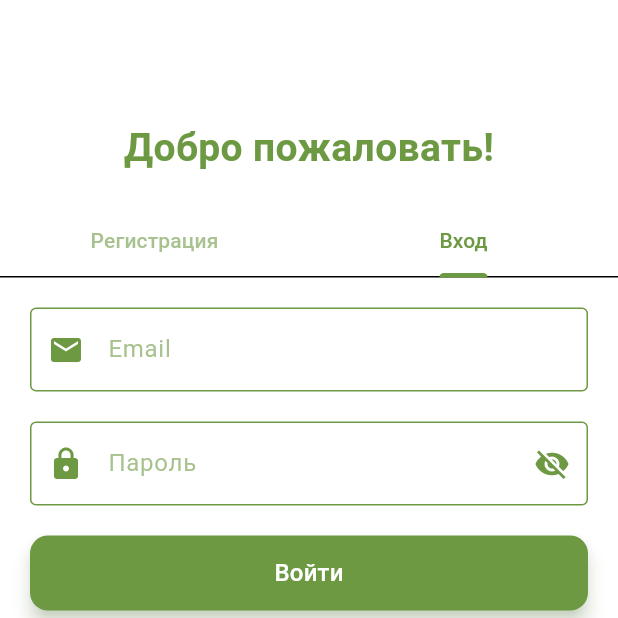
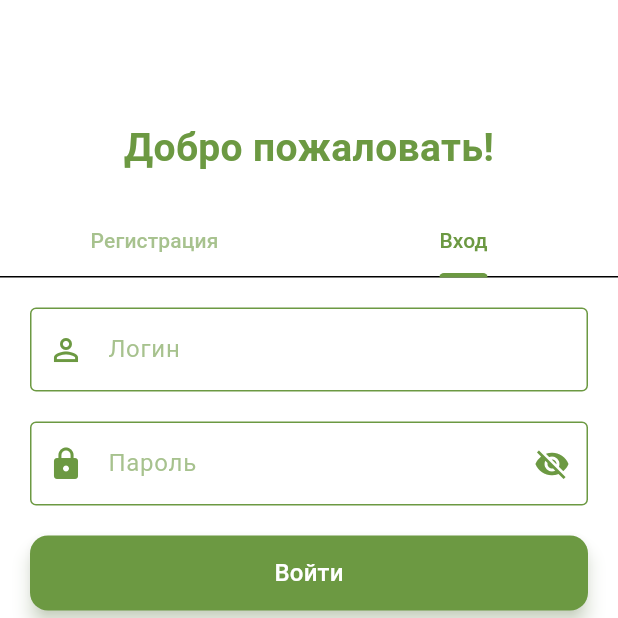
Before and after one commit to Dizastaryo/Seenu, a Flutter app: the AuthScreen screen opened by its route, tab 2 chosen, on a phone screen of 412 x 824 dp, the top half of it. Run offline on Flutter 3.47's test engine with Material 3 defaults, Android fonts, the phone set to English and light mode, and no system bars; our stand-ins replace cookie_jar, dio, dio_cookie_manager, get_it, jwt_decoder, lottie and 3 more; accounts and stored records are empty; Roboto replaces fonts that are missing (Montserrat).

Commit message:
senu-auth-posh

```diff
--- a/lib/screens/auth_screen.dart
+++ b/lib/screens/auth_screen.dart
@@ -4,7 +4,7 @@ import 'package:lottie/lottie.dart';
 import '../providers/auth_provider.dart';
 
 class AuthScreen extends StatefulWidget {
-  const AuthScreen({super.key});
+  const AuthScreen({Key? key}) : super(key: key);
 
   @override
   _AuthScreenState createState() => _AuthScreenState();
@@ -18,9 +18,8 @@ class _AuthScreenState extends State<AuthScreen>
   final TextEditingController _emailController = TextEditingController();
   final TextEditingController _otpController = TextEditingController();
   final TextEditingController _passwordController = TextEditingController();
-  bool _isOtpVerified = false;
-  bool _isOtpSent = false;
-  bool _isLoading = false;
+  final TextEditingController _loginController = TextEditingController();
+
   bool _isPasswordVisible = false;
   late TabController _tabController;
 
@@ -94,13 +93,14 @@ class _AuthScreenState extends State<AuthScreen>
   }
 
   Widget _buildRegisterTab() {
+    return Consumer<AuthProvider>(
+      builder: (context, authProvider, child) {
         return Form(
           key: _formKeyRegister,
           child: SingleChildScrollView(
             padding: const EdgeInsets.all(20),
             child: Column(
               children: [
-            // Поле ввода email
                 _buildTextField(
                   labelText: 'Email',
                   icon: Icons.email_outlined,
@@ -116,32 +116,24 @@ class _AuthScreenState extends State<AuthScreen>
                   },
                 ),
                 const SizedBox(height: 20),
-
-            // Логика отображения формы в зависимости от этапа
-            if (!_isOtpSent)
+                if (!authProvider.isOtpSent)
                   _buildActionButton(
                     "Отправить OTP код",
                     () async {
                       if (_formKeyRegister.currentState?.validate() ?? false) {
-                    setState(() => _isLoading = true);
                         try {
-                      await Provider.of<AuthProvider>(context, listen: false)
+                          await authProvider
                               .sendOtp(_emailController.text.trim());
-                      setState(() => _isOtpSent = true);
                           _showSnackBar("OTP код отправлен на ваш email");
                         } catch (e) {
                           _showSnackBar("Ошибка: ${e.toString()}");
-                    } finally {
-                      setState(() => _isLoading = false);
                         }
                       }
                     },
                   ),
-
-            if (_isOtpSent)
+                if (authProvider.isOtpSent)
                   Column(
                     children: [
-                  // Поле ввода OTP
                       _buildTextField(
                         labelText: 'Введите OTP код',
                         icon: Icons.sms_outlined,
@@ -154,40 +146,32 @@ class _AuthScreenState extends State<AuthScreen>
                         },
                       ),
                       const SizedBox(height: 20),
-
                       _buildActionButton(
                         "Проверить OTP",
                         () async {
-                      if (_formKeyRegister.currentState?.validate() ?? false) {
-                        setState(() => _isLoading = true);
+                          if (_formKeyRegister.currentState?.validate() ??
+                              false) {
                             try {
-                          await Provider.of<AuthProvider>(context,
-                                  listen: false)
-                              .verifyOtp(
+                              await authProvider.verifyOtp(
                                 _emailController.text.trim(),
                                 _otpController.text.trim(),
                               );
-                          setState(() => _isOtpVerified = true);
                               _showSnackBar("OTP успешно проверен");
                             } catch (e) {
                               _showSnackBar("Ошибка: ${e.toString()}");
-                        } finally {
-                          setState(() => _isLoading = false);
                             }
                           }
                         },
                       ),
                     ],
                   ),
-
-            if (_isOtpVerified)
+                if (authProvider.isOtpVerified)
                   Column(
                     children: [
-                  // Поле ввода логина
                       _buildTextField(
                         labelText: 'Логин',
                         icon: Icons.person_outline,
-                    controller: TextEditingController(), // Добавьте управление
+                        controller: _loginController,
                         validator: (value) {
                           if (value == null || value.isEmpty) {
                             return 'Введите логин';
@@ -196,15 +180,14 @@ class _AuthScreenState extends State<AuthScreen>
                         },
                       ),
                       const SizedBox(height: 20),
-
-                  // Поле ввода пароля
                       _buildTextField(
                         labelText: 'Пароль',
                         icon: Icons.lock,
                         controller: _passwordController,
                         obscureText: !_isPasswordVisible,
                         toggleVisibility: () {
-                      setState(() => _isPasswordVisible = !_isPasswordVisible);
+                          setState(
+                              () => _isPasswordVisible = !_isPasswordVisible);
                         },
                         validator: (value) {
                           if (value == null || value.isEmpty) {
@@ -217,26 +200,21 @@ class _AuthScreenState extends State<AuthScreen>
                         },
                       ),
                       const SizedBox(height: 20),
-
                       _buildActionButton(
                         "Завершить регистрацию",
                         () async {
-                      if (_formKeyRegister.currentState?.validate() ?? false) {
-                        setState(() => _isLoading = true);
+                          if (_formKeyRegister.currentState?.validate() ??
+                              false) {
                             try {
-                          await Provider.of<AuthProvider>(context,
-                                  listen: false)
-                              .signup(
+                              await authProvider.signup(
                                 _emailController.text.trim(),
-                            'user', // Здесь можно добавить ввод имени пользователя
+                                _loginController.text.trim(),
                                 _passwordController.text.trim(),
                                 _otpController.text.trim(),
                               );
                               Navigator.pushReplacementNamed(context, '/main');
                             } catch (e) {
                               _showSnackBar("Ошибка: ${e.toString()}");
-                        } finally {
-                          setState(() => _isLoading = false);
                             }
                           }
                         },
@@ -246,6 +224,8 @@ class _AuthScreenState extends State<AuthScreen>
               ],
             ),
           ),
+        );
+      },
     );
   }
 
@@ -257,15 +237,12 @@ class _AuthScreenState extends State<AuthScreen>
         child: Column(
           children: [
             _buildTextField(
-              labelText: 'Email',
-              icon: Icons.email,
-              controller: _emailController,
+              labelText: 'Логин',
+              icon: Icons.person_outline,
+              controller: _loginController,
               validator: (value) {
                 if (value == null || value.isEmpty) {
-                  return 'Введите email';
-                }
-                if (!RegExp(r'^[^@]+@[^@]+\.[^@]+').hasMatch(value)) {
-                  return 'Введите корректный email';
+                  return 'Введите логин';
                 }
                 return null;
               },
@@ -294,16 +271,15 @@ class _AuthScreenState extends State<AuthScreen>
               "Войти",
               () async {
                 if (_formKeyLogin.currentState?.validate() ?? false) {
-                  setState(() => _isLoading = true);
                   try {
                     await Provider.of<AuthProvider>(context, listen: false)
-                        .login(_emailController.text.trim(),
-                            _passwordController.text.trim());
+                        .login(
+                      _loginController.text.trim(),
+                      _passwordController.text.trim(),
+                    );
                     Navigator.pushReplacementNamed(context, '/main');
                   } catch (e) {
                     _showSnackBar("Ошибка: ${e.toString()}");
-                  } finally {
-                    setState(() => _isLoading = false);
                   }
                 }
               },
@@ -375,17 +351,39 @@ class _AuthScreenState extends State<AuthScreen>
               ),
             ],
           ),
-          if (_isLoading)
-            Center(
-              child: Lottie.asset(
-                'assets/animation/loading_animation.json',
+          Consumer<AuthProvider>(
+            builder: (context, authProvider, child) {
+              if (authProvider.isLoading) {
+                return Center(
+                  child: Container(
                     width: 100,
                     height: 100,
-                fit: BoxFit.cover,
+                    decoration: BoxDecoration(
+                      color: Colors.white,
+                      shape: BoxShape.circle,
                     ),
+                    child: Lottie.asset(
+                      'assets/animations/loading_animation.json',
+                    ),
+                  ),
+                );
+              } else {
+                return const SizedBox.shrink();
+              }
+            },
           ),
         ],
       ),
     );
   }
+
+  @override
+  void dispose() {
+    _emailController.dispose();
+    _otpController.dispose();
+    _passwordController.dispose();
+    _loginController.dispose();
+    _tabController.dispose();
+    super.dispose();
   }
+}
--- a/lib/service/auth_service.dart
+++ b/lib/service/auth_service.dart
@@ -1,5 +1,6 @@
 import 'package:dio/dio.dart';
 import 'package:cookie_jar/cookie_jar.dart';
+import 'package:dio_cookie_manager/dio_cookie_manager.dart';
 import 'dio_client.dart';
 
 class AuthService {
@@ -7,7 +8,10 @@ class AuthService {
   final DioClient dioClient;
   final CookieJar cookieJar;
 
-  AuthService(this.dio, this.dioClient, this.cookieJar);
+  AuthService(this.dio, this.dioClient, this.cookieJar) {
+    // Подключаем менеджер куки
+    dio.interceptors.add(CookieManager(cookieJar));
+  }
 
   Future<void> sendOtp(String email) async {
     try {
@@ -57,8 +61,10 @@ class AuthService {
 
   Future<void> login(String username, String password) async {
     try {
-      final response = await dio.post('/auth/signin',
-          data: {'username': username, 'password': password});
+      final response = await dio.post(
+        '/auth/signin',
+        data: {'username': username, 'password': password},
+      );
       if (response.statusCode == 200) {
         final data = response.data;
 
@@ -67,20 +73,21 @@ class AuthService {
 
         // Извлекаем куки через cookieJar
         final cookies = await cookieJar
-            .loadForRequest(Uri.parse('${dio.options.baseUrl}/auth/signin'));
+            .loadForRequest(Uri.parse(dio.options.baseUrl + '/auth/signin'));
+
         if (cookies.isEmpty) {
           throw Exception('Куки не найдены после логина');
         }
 
         final refreshTokenCookie = cookies.firstWhere(
           (cookie) => cookie.name == 'refreshToken',
+          orElse: () => throw Exception('Отсутствует refresh token в куки'),
         );
-        if (refreshTokenCookie.name.isNotEmpty) {
-          // Сохраняем refresh token
-          await dioClient.saveRefreshToken(refreshTokenCookie.value);
-        } else {
-          throw Exception('Отсутствует refresh token в куки');
-        }
+
+        // Сохраняем refresh token
+        await dioClient.saveRefreshToken(refreshTokenCookie.value);
+
+        print('Логин успешен: Access Token сохранен.');
       } else {
         throw Exception('Ошибка при логине: ${response.data}');
       }
@@ -91,13 +98,11 @@ class AuthService {
 
   Future<void> refreshAccessToken() async {
     try {
-      // Получаем refresh token из dioClient (если он уже сохранён)
       final refreshToken = await dioClient.getRefreshToken();
       if (refreshToken == null) {
         throw Exception('Нет доступного refresh токена');
       }
 
-      // Отправляем запрос на обновление токена
       final response = await dio.post(
         '/auth/refresh',
         options: Options(headers: {'Cookie': 'refreshToken=$refreshToken'}),
@@ -116,19 +121,14 @@ class AuthService {
 
   Future<void> logout() async {
     try {
-      // Получаем refresh token из dioClient (если он уже сохранён)
       final refreshToken = await dioClient.getRefreshToken();
       if (refreshToken == null) {
         throw Exception('Нет refresh токена для выхода');
       }
-
-      // Отправляем запрос на выход
-      await dio.post('/auth/logout',
-          options: Options(headers: {
-            'Cookie': 'refreshToken=$refreshToken',
-          }));
-
-      // Очищаем все токены
+      await dio.post(
+        '/auth/logout',
+        options: Options(headers: {'Cookie': 'refreshToken=$refreshToken'}),
+      );
       await dioClient.clearTokens();
       print('Выход выполнен успешно');
     } catch (e) {
```
Lines whose indentation alone changed are shown as unchanged.
